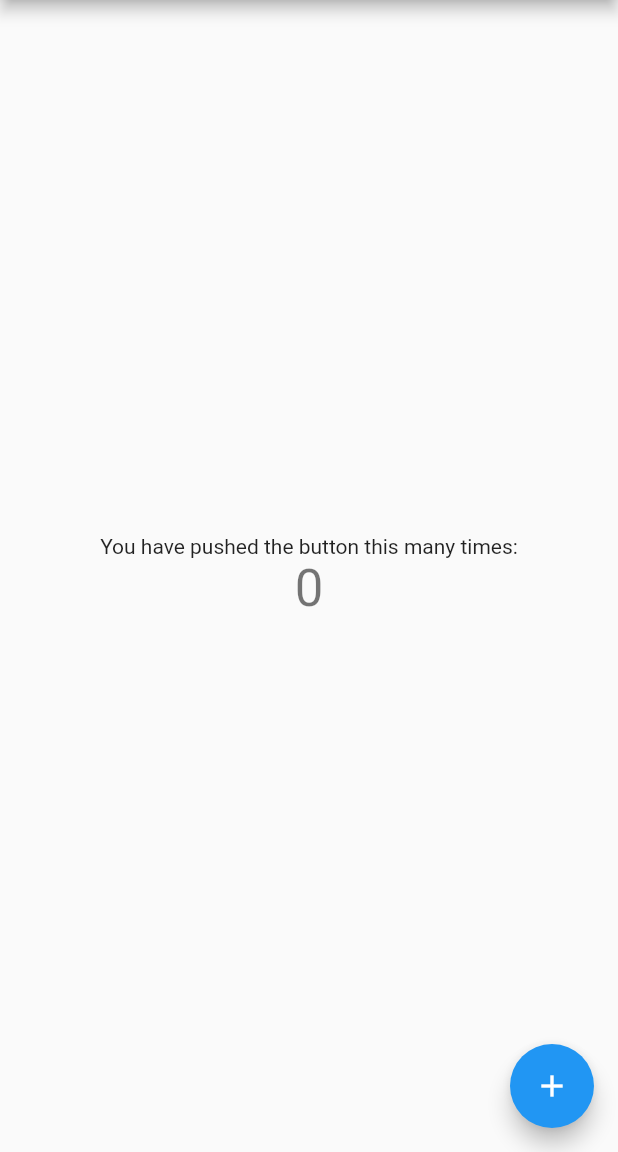
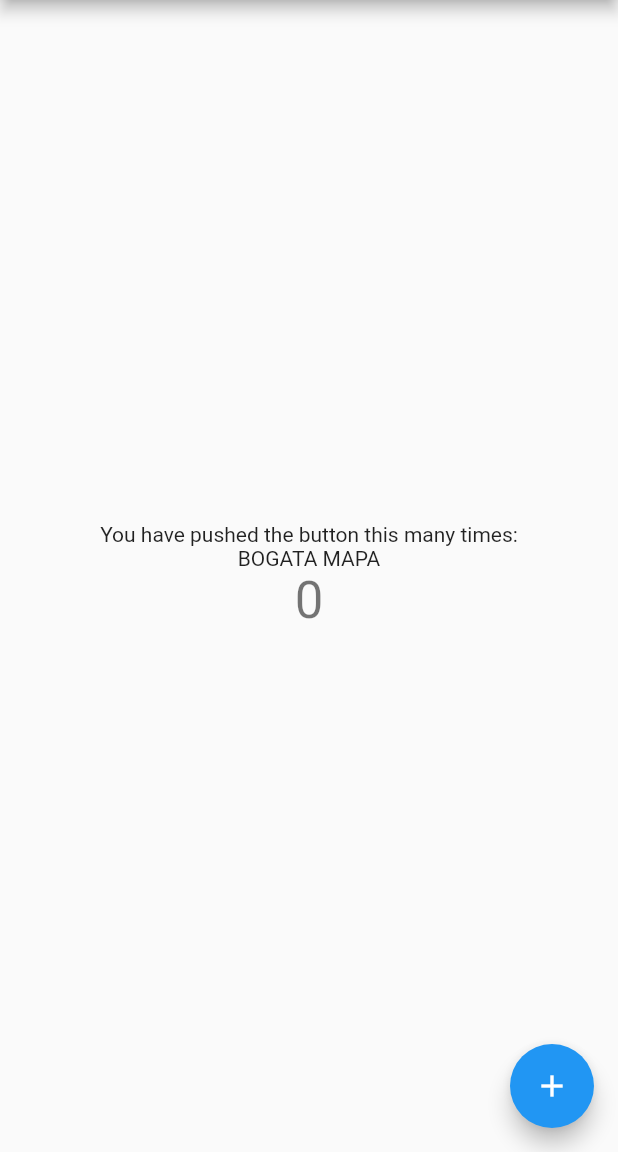
Before and after one commit to zan-luka/emp-app, a Flutter app: the screen it shows after launch, on a phone screen of 412 x 824 dp, the part 84-1236 px from its top. Run offline on Flutter 3.47's test engine with Material 2 defaults, Android fonts, the phone set to English and light mode, and no system bars.

```diff
--- a/lib/main.dart
+++ b/lib/main.dart
@@ -1,4 +1,6 @@
+import 'package:emp_flutter_app/openMaps.dart';
 import 'package:flutter/material.dart';
+import 'package:url_launcher/url_launcher.dart';
 
 void main() {
   runApp(const MyApp());
@@ -11,7 +13,7 @@ class MyApp extends StatelessWidget {
   @override
   Widget build(BuildContext context) {
     return MaterialApp(
-      title: 'Flutter Demo',
+      title: 'Kolesarjanci',
       theme: ThemeData(
         // This is the theme of your application.
         //
@@ -98,6 +100,14 @@ class _MyHomePageState extends State<MyHomePage> {
             const Text(
               'You have pushed the button this many times:',
             ),
+            InkWell(
+              onTap: (){
+                MapUtils.openMap("https://www.google.com/maps/dir/?api=1&destination=45.90415729448569,13.91227001019901&waypoints=45.88841973257892, 13.904491768171905|45.89741275863526,13.905123017668604&travelmode=walking&map_action=map&basemap=terrain");
+              },
+              child: const Text(
+                "BOGATA MAPA",
+              ),
+            ),
             Text(
               '$_counter',
               style: Theme.of(context).textTheme.headline4,
--- a/pubspec.yaml
+++ b/pubspec.yaml
@@ -30,6 +30,7 @@ dependencies:
   flutter:
     sdk: flutter
 
+  url_launcher: ^6.0.17
 
   # The following adds the Cupertino Icons font to your application.
   # Use with the CupertinoIcons class for iOS style icons.
```
Also changed, not shown: lib/openMaps.dart (added, +18 -0 lines), pubspec.lock.
